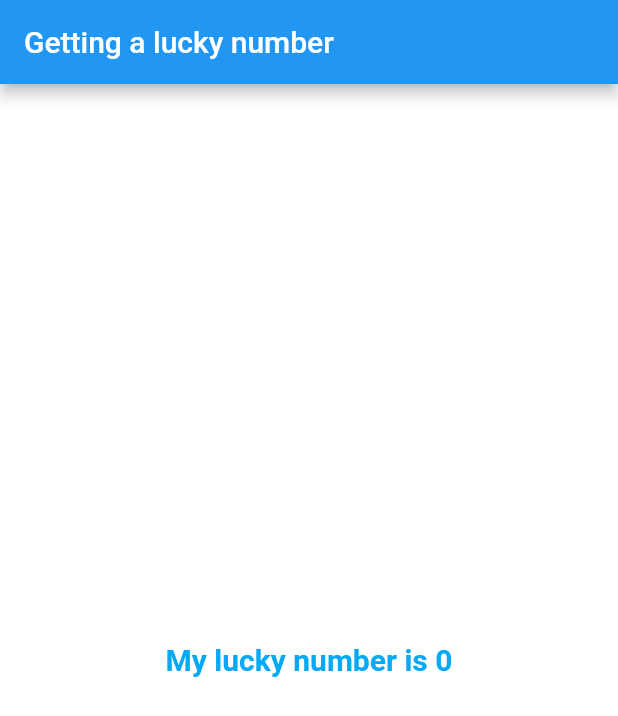
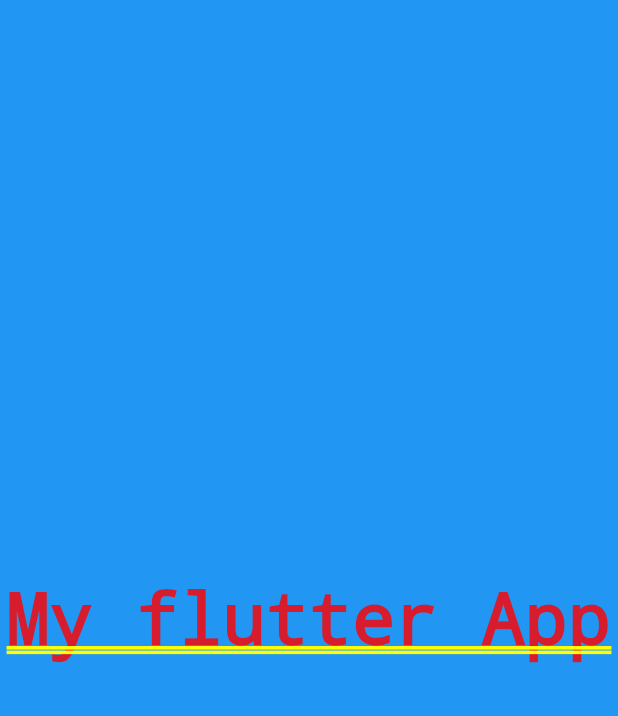
Before and after one commit to Ayodeji97/flutter-app-walkthrough, a Flutter app: the screen it shows after launch, on a phone screen of 412 x 824 dp. Shown: the top 716 px of the screen. Run offline on Flutter 3.47's test engine with Material 2 defaults, Android fonts, the phone set to English and light mode, and no system bars.

Commit message:
know how container works in flutter

```diff
--- a/lib/app_screens/first_screens.dart
+++ /dev/null
@@ -1,34 +0,0 @@
-import 'dart:math';
-
-import 'package:flutter/material.dart';
-
-
-class myFlutterAppAll extends StatelessWidget {
-  @override
-  Widget build(BuildContext context) {
-
-    return  Material(
-          color: Colors.white,
-          child: Center(
-            child: Text(
-             generateLuckyNumber(),
-              textDirection: TextDirection.ltr,
-              style: TextStyle(color: Colors.lightBlue, fontWeight: FontWeight.bold, fontSize: 20.0),
-            ),
-          ),
-        );
-  }
-
-
-  String generateLuckyNumber () {
-
-    var randomNumber = Random();
-
-    var luckyNumber = randomNumber.nextInt(10);
-
-    return "My lucky number is $luckyNumber";
-
-  }
-
-
-}
--- /dev/null
+++ b/lib/app_screens/home.dart
@@ -0,0 +1,17 @@
+
+import 'package:flutter/material.dart';
+class Home extends StatelessWidget {
+  @override
+  Widget build(BuildContext context) {
+    return Center(
+      child:   Container(
+        alignment: Alignment.center,
+        color: Colors.blue,
+        // width: 100.0,
+        // height: 100.0,
+        //margin: EdgeInsets.only(left: 15.0, top: 30.0),
+        child: Text("My flutter App", textDirection: TextDirection.ltr),
+      )
+    );
+  }
+}
--- a/lib/main.dart
+++ b/lib/main.dart
@@ -1,32 +1,10 @@
-import 'dart:math';
+import 'package:flutter/material.dart';
+import './app_screens/home.dart';
 
-import 'package:flutter/material.dart';
-import 'package:flutter_app/app_screens/first_screens.dart';
-
-// My todo
-// Give your application an appBar using Scaffold widget
-// Give your app a text : telling you about your experience with android kotlin
-// Give your text a color of blue and background of white and other style
-
-void main () => runApp(new myFlutterApp());
-
-
-class myFlutterApp extends StatelessWidget {
-  @override
-  Widget build(BuildContext context) {
-
-    return  MaterialApp(
-      debugShowCheckedModeBanner: false,
-      title: "This is my personal design",
-      home: Scaffold(
-        appBar: AppBar(
-          title: Text(
-              "Getting a lucky number"
-          ),
-        ),
-       body: myFlutterAppAll(),
-      ),
-    );
-  }
-
+void main () {
+  runApp(MaterialApp(
+    title: "Exploring UI widgets",
+    color: Colors.white,
+    home: Home(),
+  ));
 }
```
